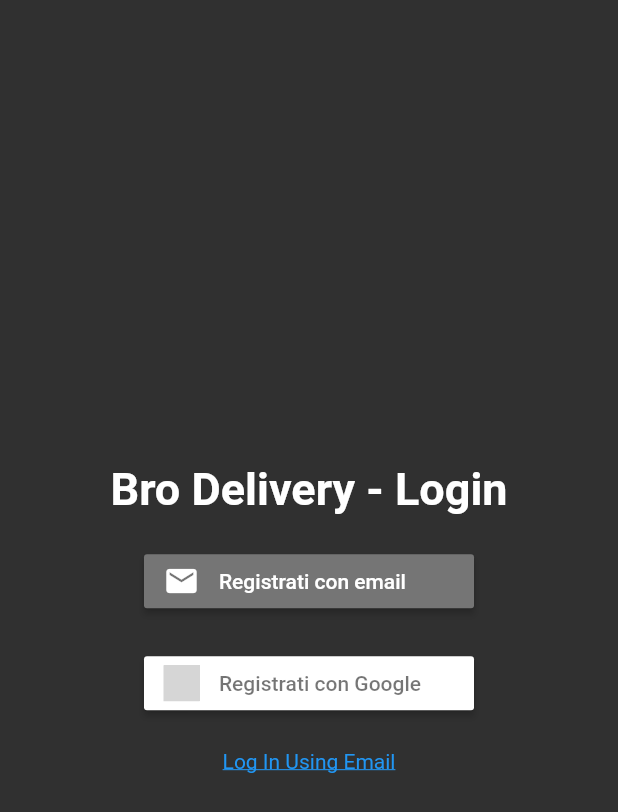
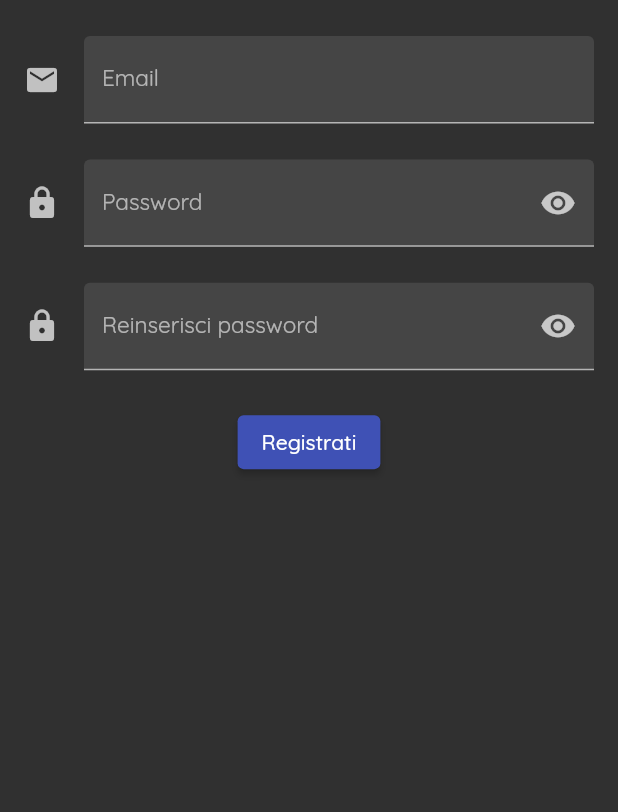
Before and after one commit to AndreaBasile97/flutterfooddelivery, a Flutter app: the screen it shows after launch, after a tap on "Registrati con email", on a phone screen of 412 x 824 dp. Shown: the top 812 px of the screen. Run offline on Flutter 3.47's test engine with Material 2 defaults, Android fonts, the phone set to English and light mode, and no system bars; our stand-ins replace firebase_auth, flutter_signin_button, google_sign_in; accounts and stored records are empty; network calls fail; grey boxes are pictures that could not be loaded.

Commit message:
font e form

```diff
--- a/fooddelivery/lib/backend/authentication.dart
+++ b/fooddelivery/lib/backend/authentication.dart
@@ -4,12 +4,12 @@ import 'package:flutter/foundation.dart' show kIsWeb;
 import 'package:google_sign_in/google_sign_in.dart';
 
 class Authentication {
-  static Future<User> signInWithEmail({BuildContext context}) async {
+  static void signInWithEmail(String user_email, String user_password,
+      {BuildContext context}) async {
     try {
       UserCredential userCredential = await FirebaseAuth.instance
           .createUserWithEmailAndPassword(
-              email: "barry.allen@example.com",
-              password: "SuperSecretPassword!");
+              email: user_email, password: user_password);
     } on FirebaseAuthException catch (e) {
       if (e.code == 'weak-password') {
         print('The password provided is too weak.');
--- a/fooddelivery/lib/main.dart
+++ b/fooddelivery/lib/main.dart
@@ -12,9 +12,9 @@ class MyApp extends StatelessWidget {
       title: 'FlutterFire Samples',
       debugShowCheckedModeBanner: false,
       theme: ThemeData(
-        primarySwatch: Colors.indigo,
-        brightness: Brightness.dark,
-      ),
+          primarySwatch: Colors.indigo,
+          brightness: Brightness.dark,
+          fontFamily: 'Quicksand'),
       home: LoginScreen(),
     );
   }
--- a/fooddelivery/lib/screens/home.dart
+++ b/fooddelivery/lib/screens/home.dart
@@ -1,5 +1,4 @@
 import 'package:flutter/material.dart';
-import 'package:fooddelivery/interactive/floating_search_bar.dart';
 
 class Home extends StatelessWidget {
   @override
@@ -10,7 +9,7 @@ class Home extends StatelessWidget {
       body: Stack(
         fit: StackFit.expand,
         children: [
-          buildFloatingSearchBar(),
+          Scaffold(),
         ],
       ),
     );
--- a/fooddelivery/lib/screens/login_screen.dart
+++ b/fooddelivery/lib/screens/login_screen.dart
@@ -1,8 +1,9 @@
 import 'package:flutter/material.dart';
 import 'package:flutter_signin_button/flutter_signin_button.dart';
 import 'package:flutter_signin_button/button_list.dart';
-import 'package:fooddelivery/backend/authentication.dart';
+// import 'package:fooddelivery/backend/authentication.dart';
 import 'package:fooddelivery/interactive/google_sign_in_button.dart';
+import 'package:fooddelivery/screens/registration_form.dart';
 
 class LoginScreen extends StatelessWidget {
   @override
@@ -25,10 +26,14 @@ class LoginScreen extends StatelessWidget {
                 child: SignInButton(
                   Buttons.Email,
                   text: "Registrati con email",
-                  onPressed: () async {
+                  onPressed: () {
                     // cliccando registra automaticamente un utente mockato
-                    // TODO: portare l'utente su uno screen con form di registrazione
-                    await Authentication.signInWithEmail(context: context);
+                    // await Authentication.signInWithEmail(context: context);
+                    Navigator.push(
+                      context,
+                      MaterialPageRoute(
+                          builder: (context) => RegistrationForm()),
+                    );
                   },
                 )),
             Padding(padding: EdgeInsets.all(10.0), child: GoogleSignInButton()),
--- /dev/null
+++ b/fooddelivery/lib/screens/registration_form.dart
@@ -0,0 +1,159 @@
+import 'package:flutter/material.dart';
+import 'package:fooddelivery/backend/authentication.dart';
+// import 'package:flutter/services.dart';
+
+//Dichiarazione classe StatefulWidget
+class RegistrationForm extends StatefulWidget {
+  const RegistrationForm({Key key}) : super(key: key);
+
+  @override
+  State<RegistrationForm> createState() => _RegistrationForm();
+}
+
+//State dello StatefulWidget
+class _RegistrationForm extends State<RegistrationForm> {
+  //Campi che comporranno lo stato del widget
+  final GlobalKey<FormFieldState<String>> _passwordField =
+      GlobalKey<FormFieldState<String>>();
+  final emailController = TextEditingController();
+  final passwordController = TextEditingController();
+  bool _obscureText = true;
+  String _email;
+  //String _phoneNumber;
+  String _password;
+  //Contenuto del widget
+  @override
+  Widget build(BuildContext context) {
+    return new Scaffold(
+      body: SingleChildScrollView(
+        padding: const EdgeInsets.symmetric(horizontal: 16.0),
+        child: Column(
+          children: <Widget>[
+            const SizedBox(
+              height: 24.0,
+            ),
+            TextFormField(
+              style: TextStyle(fontSize: 15),
+              controller: emailController,
+              decoration: const InputDecoration(
+                  border: UnderlineInputBorder(),
+                  filled: true,
+                  icon: Icon(Icons.mail),
+                  hintText: "La tua email",
+                  labelText: "Email"),
+            ),
+            const SizedBox(
+              height: 24,
+            ),
+            TextFormField(
+              style: TextStyle(fontSize: 15),
+              controller: passwordController,
+              obscureText: _obscureText,
+              decoration: InputDecoration(
+                labelText: "Password",
+                icon: Icon(Icons.lock),
+                border: const UnderlineInputBorder(),
+                filled: true,
+                suffixIcon: GestureDetector(
+                  onTap: () {
+                    setState(() {
+                      _obscureText = !_obscureText;
+                    });
+                  },
+                  child: Icon(
+                      _obscureText ? Icons.visibility : Icons.visibility_off),
+                ),
+              ),
+            ),
+            const SizedBox(
+              height: 24,
+            ),
+            TextFormField(
+              style: TextStyle(fontSize: 15),
+              obscureText: _obscureText,
+              decoration: InputDecoration(
+                labelText: "Reinserisci password",
+                icon: Icon(Icons.lock),
+                border: const UnderlineInputBorder(),
+                filled: true,
+                suffixIcon: GestureDetector(
+                  onTap: () {
+                    setState(() {
+                      _obscureText = !_obscureText;
+                    });
+                  },
+                  child: Icon(
+                      _obscureText ? Icons.visibility : Icons.visibility_off),
+                ),
+              ),
+            ),
+            const SizedBox(
+              height: 24,
+            ),
+            ElevatedButton(
+              onPressed: () {
+                Authentication.signInWithEmail(
+                    emailController.text, passwordController.text);
+              },
+              child: const Text('Registrati'),
+            ),
+          ],
+        ),
+      ),
+    );
+  }
+}
+
+class PasswordField extends StatefulWidget {
+  const PasswordField({
+    this.fieldKey,
+    this.hintText,
+    this.labelText,
+    this.helperText,
+    this.onSaved,
+    this.validator,
+    this.onFieldSubmitted,
+  });
+
+  final Key fieldKey;
+  final String hintText;
+  final String labelText;
+  final String helperText;
+  final FormFieldSetter<String> onSaved;
+  final FormFieldValidator<String> validator;
+  final ValueChanged<String> onFieldSubmitted;
+
+  @override
+  _PasswordFieldState createState() => _PasswordFieldState();
+}
+
+class _PasswordFieldState extends State<PasswordField> {
+  bool _obscureText = true;
+  @override
+  Widget build(BuildContext context) {
+    return TextFormField(
+      style: TextStyle(fontSize: 15),
+      key: widget.fieldKey,
+      obscureText: _obscureText,
+      onSaved: widget.onSaved,
+      validator: widget.validator,
+      onFieldSubmitted: widget.onFieldSubmitted,
+      decoration: InputDecoration(
+        icon: Icon(Icons.lock),
+        border: const UnderlineInputBorder(),
+        filled: true,
+        hintText: widget.hintText,
+        labelText: widget.labelText,
+        helperText: widget.helperText,
+        suffixIcon: GestureDetector(
+          onTap: () {
+            setState(() {
+              _obscureText = !_obscureText;
+            });
+          },
+          child: Icon(_obscureText ? Icons.visibility : Icons.visibility_off),
+        ),
+      ),
+    );
+  }
+}
```
Also changed, not shown: fooddelivery/lib/interactive/floating_search_bar.dart (deleted, +0 -47 lines), fooddelivery/pubspec.yaml (+8 -1 lines), fooddelivery/asset/fonts/quicksand/Quicksand-Bold.ttf (added), fooddelivery/asset/fonts/quicksand/Quicksand-Light.ttf (added), fooddelivery/asset/fonts/quicksand/Quicksand-Medium.ttf (added), fooddelivery/asset/fonts/quicksand/Quicksand-Regular.ttf (added), fooddelivery/asset/fonts/quicksand/Quicksand-SemiBold.ttf (added).
